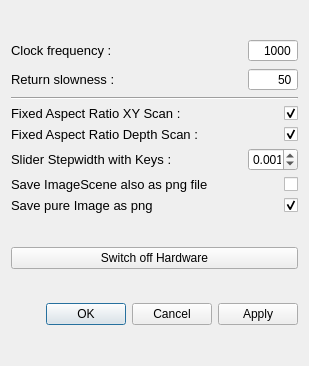
Before: the Qt Designer form gui/confocal/ui_cf_settings.ui in Ulm-IQO/qudi, drawn with Qt 5.
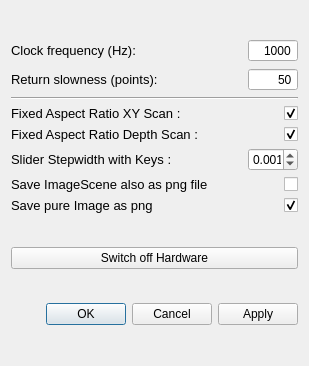
After: the same form once the commit is applied.

Commit message: Add tooltips and descriptions to the confocal settings.

```diff
--- a/gui/confocal/ui_cf_settings.ui
+++ b/gui/confocal/ui_cf_settings.ui
@@ -82,7 +82,7 @@
         </font>
        </property>
        <property name="text">
-        <string>Return slowness :</string>
+        <string>Return slowness (points):</string>
        </property>
       </widget>
      </item>
@@ -171,7 +171,7 @@
         </font>
        </property>
        <property name="text">
-        <string>Clock frequency :</string>
+        <string>Clock frequency (Hz):</string>
        </property>
       </widget>
      </item>
```
Left out of the diff: 53 changed lines with no effect on the pictures. The commit also changes 1 other file.
